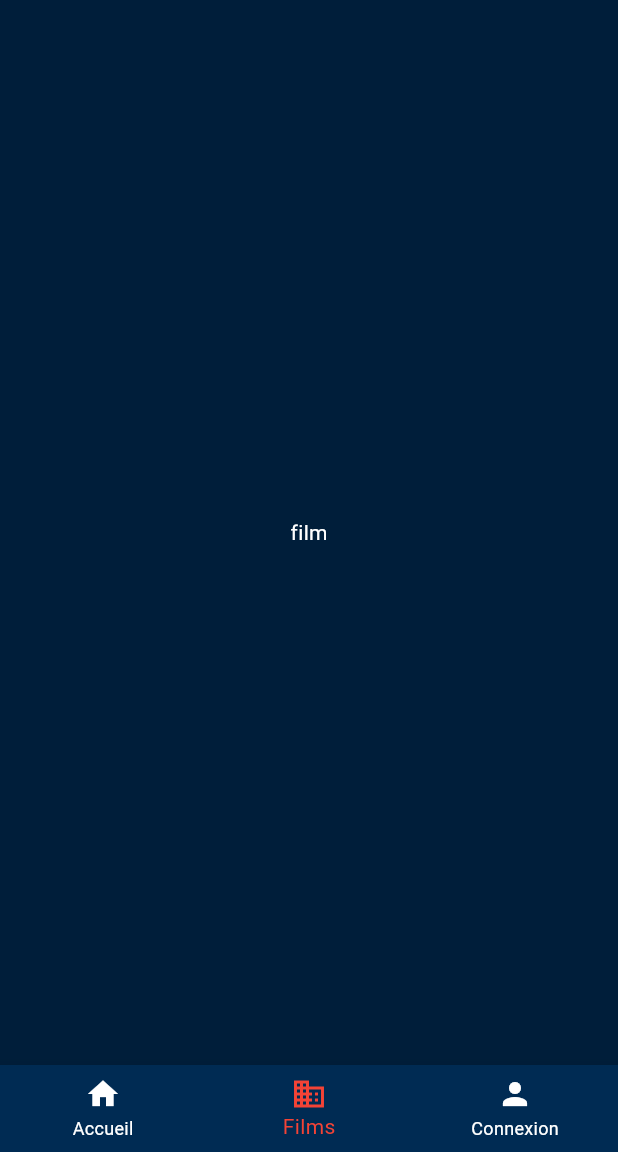
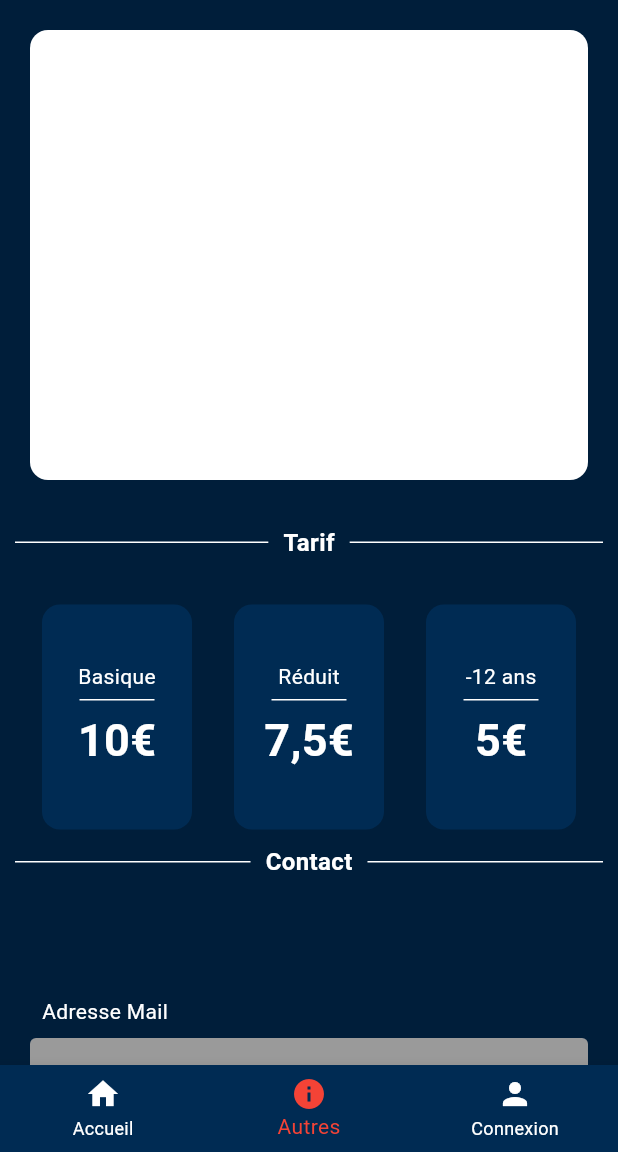
Before and after one commit to SpriiteL/CineWaveV1, a Flutter app: the screen it shows after launch, item 2 of the bottom bar chosen, on a phone screen of 412 x 824 dp, the part 84-1236 px from its top. Run offline on Flutter 3.47's test engine with Material 3 defaults, Android fonts, the phone set to English and light mode, and no system bars; our stand-ins replace cloud_firestore, firebase_auth, firebase_core, firebase_storage; accounts and stored records are empty; network calls fail.

Commit message:
page de detail prototype

```diff
--- a/cinewave/lib/appbarbottom.dart
+++ b/cinewave/lib/appbarbottom.dart
@@ -46,8 +46,8 @@ class _BottomBarState extends State<BottomBar> {
             label: 'Accueil',
           ),
           BottomNavigationBarItem(
-            icon: Icon(Icons.business),
-            label: 'Films',
+            icon: Icon(Icons.info),
+            label: 'Autres',
           ),
           BottomNavigationBarItem(
             icon: Icon(Icons.person),
--- a/cinewave/lib/film.dart
+++ b/cinewave/lib/film.dart
@@ -7,18 +7,157 @@ class FilmPage extends StatelessWidget {
 
   @override
   Widget build(BuildContext context) {
-    return const Scaffold(
-      body: Center(
+    return Scaffold(
+      body: SingleChildScrollView(
         child: Column(
-          mainAxisAlignment: MainAxisAlignment.center,
           children: <Widget>[
-            Text(
-              'film',
+            Container(
+              margin: const EdgeInsets.all(20.0),
+              height: 300,
+              decoration: BoxDecoration(
+                color: Colors.white,
+                borderRadius: BorderRadius.circular(12),
+              ),
             ),
-            // Add TextFormFields and ElevatedButton here.
+            Container(
+              padding: const EdgeInsets.symmetric(vertical: 10.0),
+              child: Row(
+                mainAxisAlignment: MainAxisAlignment.center,
+                children: [
+                  Expanded(
+                    child: Container(
+                      margin: const EdgeInsets.symmetric(horizontal: 10.0),
+                      height: 1.0,
+                      color: const Color.fromARGB(255, 255, 255, 255),
+                    ),
+                  ),
+                  Text('Tarif', style: TextStyle(fontSize: 16, fontWeight: FontWeight.bold)),
+                  Expanded(
+                    child: Container(
+                      margin: const EdgeInsets.symmetric(horizontal: 10.0),
+                      height: 1.0,
+                      color: const Color.fromARGB(255, 255, 255, 255),
+                    ),
+                  ),
+                ],
+              ),
+            ),
+            SizedBox(height: 20),
+            Row(
+              mainAxisAlignment: MainAxisAlignment.spaceEvenly,
+              children: [
+                _buildRectWithText('Basique', '10€'),
+                _buildRectWithText('Réduit', '7,5€'),
+                _buildRectWithText('-12 ans', '5€'),
+              ],
+            ),
+            Container(
+              padding: const EdgeInsets.symmetric(vertical: 10.0),
+              child: Row(
+                mainAxisAlignment: MainAxisAlignment.center,
+                children: [
+                  Expanded(
+                    child: Container(
+                      margin: const EdgeInsets.symmetric(horizontal: 10.0),
+                      height: 1.0,
+                      color: const Color.fromARGB(255, 255, 255, 255),
+                    ),
+                  ),
+                  Text('Contact', style: TextStyle(fontSize: 16, fontWeight: FontWeight.bold)),
+                  Expanded(
+                    child: Container(
+                      margin: const EdgeInsets.symmetric(horizontal: 10.0),
+                      height: 1.0,
+                      color: const Color.fromARGB(255, 255, 255, 255),
+                    ),
+                  ),
+                ],
+              ),
+            ),
+            SizedBox(height: 20), // Espacement avant le formulaire
+            _buildContactForm(),
           ],
         ),
       ),
     );
   }
+
+  Widget _buildRectWithText(String text1, String text2) {
+    return Column(
+      children: [
+        Container(
+          width: 100,
+          height: 150,
+          decoration: BoxDecoration(
+            color: const Color(0xFF002B53),
+            borderRadius: BorderRadius.circular(12),
+          ),
+          child: Column(
+            mainAxisAlignment: MainAxisAlignment.center,
+            children: [
+              Text(
+                text1,
+                style: TextStyle(color: Colors.white),
+              ),
+              SizedBox(height: 5),
+              Container(
+                height: 1,
+                width: 50,
+                color: Colors.white,
+              ),
+              SizedBox(height: 5),
+              Text(
+                text2,
+                style: const TextStyle(color: Colors.white, fontWeight: FontWeight.bold, fontSize: 30),
+              ),
+            ],
+          ),
+        ),
+      ],
+    );
+  }
+
+  Widget _buildContactForm() {
+    return Container(
+      padding: const EdgeInsets.all(20.0),
+      child: Column(
+        crossAxisAlignment: CrossAxisAlignment.stretch,
+        children: [
+          SizedBox(height: 20),
+          Container(
+            padding: EdgeInsets.all(8.0),
+            child: Text('Adresse Mail'),
+          ),
+          TextFormField(
+            decoration: InputDecoration(
+              fillColor: const Color.fromARGB(255, 154, 154, 154),
+              filled: true,
+            ),
+          ),
+          SizedBox(height: 20),
+          Container(
+            padding: EdgeInsets.all(8.0),
+            child: Text('Message'),
+          ),
+          TextFormField(
+            decoration: InputDecoration(
+              fillColor: const Color.fromARGB(255, 154, 154, 154),
+              filled: true,
+            ),
+            maxLines: 4,
+          ),
+          SizedBox(height: 20),
+          ElevatedButton(
+            onPressed: () {
+              // Action à effectuer lors du clic sur le bouton Envoyer
+            },
+            style: ElevatedButton.styleFrom(
+              backgroundColor: const Color(0xFF002B53), // Background color
+            ),
+            child: Text('Envoyer', style: TextStyle(color: Colors.white)),
+          ),
+        ],
+      ),
+    );
+  }
 }
--- a/cinewave/pubspec.yaml
+++ b/cinewave/pubspec.yaml
@@ -23,3 +23,4 @@ flutter:
   uses-material-design: true
   assets:
     - lib/assets/images/C.png
+    - lib/assets/images/map.png
```
Also changed, not shown: cinewave/lib/assets/images/map.png (added).
